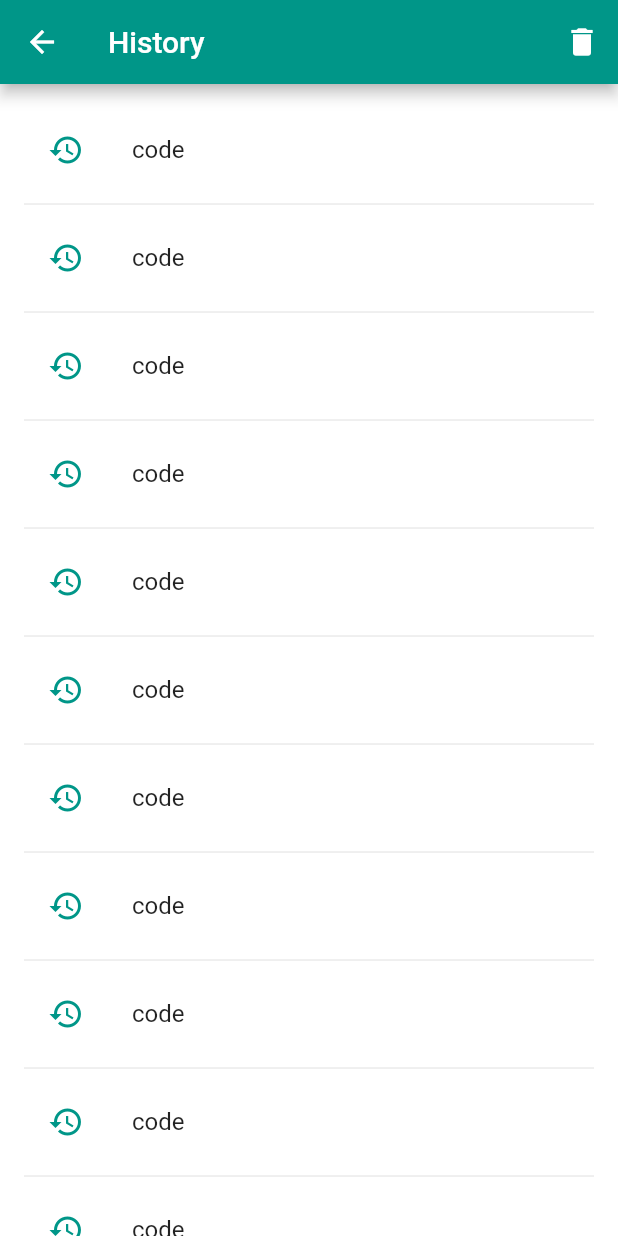
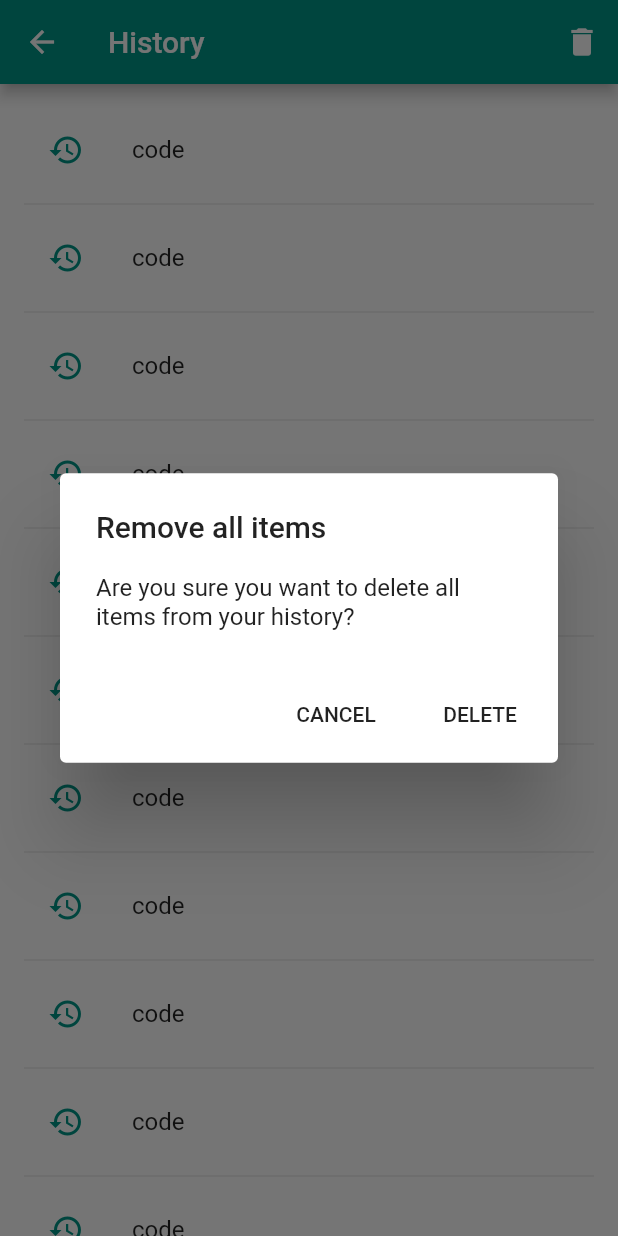
Before and after one commit to rakuishi/quicka-flutter, a Flutter app: the HistoryList screen opened by its route, after a tap on the "delete" icon, on a phone screen of 412 x 824 dp. Run offline on Flutter 3.47's test engine with Material 2 defaults, Android fonts, the phone set to English and light mode, and no system bars; our stand-ins replace shared_preferences; accounts and stored records are empty; generated files the repository leaves out were written again; statements that could not run were skipped.

Commit message:
Show a dialog to delete all items

```diff
--- a/lib/repository/history_repository.dart
+++ b/lib/repository/history_repository.dart
@@ -21,13 +21,13 @@ class HistoryRepository {
     return new Future.value(histories);
   }
 
-  Future<Null> save(List<History> histories) async {
+  Future<List<History>> save(List<History> histories) async {
     SharedPreferences prefs = await SharedPreferences.getInstance();
     prefs.setString(_key, JSON.encode(histories));
-    return new Future.value(null);
+    return new Future.value(histories);
   }
 
-  Future<Null> clear() async {
+  Future<List<History>> clear() async {
     return save(<History>[]);
   }
 
--- a/lib/ui/history_list.dart
+++ b/lib/ui/history_list.dart
@@ -1,6 +1,7 @@
 import 'package:flutter/material.dart';
 import 'package:quicka/repository/history_repository.dart';
 import 'package:quicka/model/history.dart';
+import 'dart:async';
 
 class HistoryList extends StatefulWidget {
   @override
@@ -60,5 +61,35 @@ class _HistoryListState extends State<HistoryList> {
     setState(() => _histories = histories);
   }
 
-  void _handleDelete() {}
+  Future<Null> _handleDelete() async {
+    return showDialog<Null>(
+      context: context,
+      child: new AlertDialog(
+        title: new Text('Remove all items'),
+        content: new SingleChildScrollView(
+          child: new ListBody(
+            children: <Widget>[
+              new Text(
+                  'Are you sure you want to delete all items from your history?'),
+            ],
+          ),
+        ),
+        actions: <Widget>[
+          new FlatButton(
+            child: new Text('CANCEL'),
+            onPressed: () => Navigator.of(context).pop(),
+          ),
+          new FlatButton(
+            child: new Text('DELETE'),
+            onPressed: () {
+              Navigator.of(context).pop();
+              _historyRepository.clear().then((histories) {
+                _setHistories(histories);
+              });
+            },
+          ),
+        ],
+      ),
+    );
+  }
 }
```
